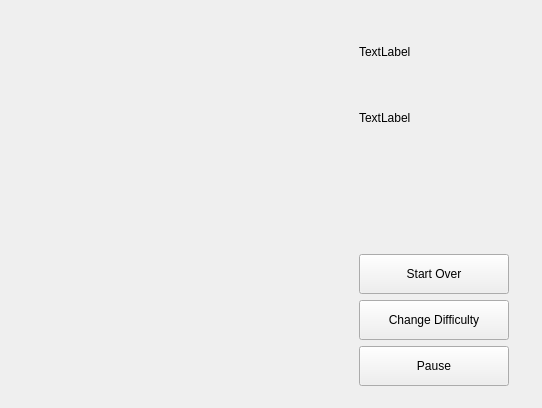
Old version of the form MineSweep/mainwindow.ui in the repository RalphExp/Qt5Game.
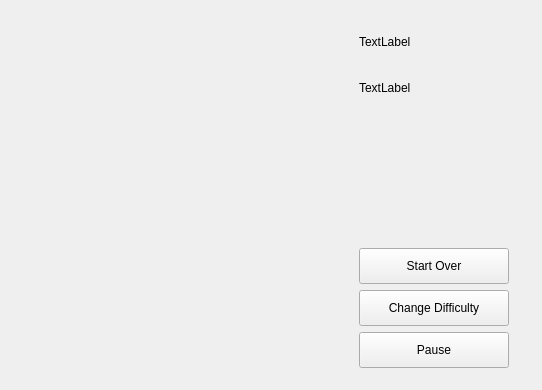
New version of the form. The open tabs and pages were chosen to show the change. Custom widgets are drawn as their Qt base class.

The edit to the form file:
```diff
--- a/MineSweep/mainwindow.ui
+++ b/MineSweep/mainwindow.ui
@@ -7,7 +7,7 @@
     <x>0</x>
     <y>0</y>
     <width>538</width>
-    <height>408</height>
+    <height>386</height>
    </rect>
   </property>
   <property name="windowTitle">
@@ -195,7 +195,7 @@
              <property name="minimumSize">
               <size>
                <width>0</width>
-               <height>60</height>
+               <height>40</height>
               </size>
              </property>
              <property name="text">
@@ -208,7 +208,7 @@
              <property name="minimumSize">
               <size>
                <width>0</width>
-               <height>60</height>
+               <height>40</height>
               </size>
              </property>
              <property name="text">
@@ -240,7 +240,7 @@
              <property name="minimumSize">
               <size>
                <width>0</width>
-               <height>40</height>
+               <height>36</height>
               </size>
              </property>
              <property name="text">
@@ -259,7 +259,7 @@
              <property name="minimumSize">
               <size>
                <width>0</width>
-               <height>40</height>
+               <height>36</height>
               </size>
              </property>
              <property name="text">
@@ -278,7 +278,7 @@
              <property name="minimumSize">
               <size>
                <width>150</width>
-               <height>40</height>
+               <height>36</height>
               </size>
              </property>
              <property name="mouseTracking">
```
Left out of the diff: 16 changed lines with no effect on the pictures.
